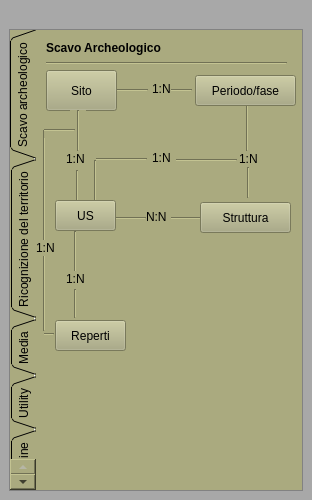
pyarchinit/pyarchinit, file gui/ui/pyarchinit_plugin.ui: the form before one commit.
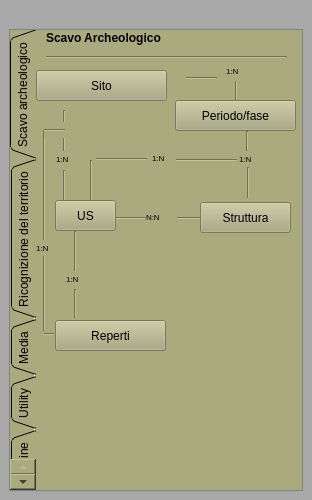
The form after the commit. Icons and pictures are not drawn.

Commit message:
update gui pyarchinit plugin
riorganizzazione della scheda plugin

What changed in the file:
```diff
--- a/gui/ui/pyarchinit_plugin.ui
+++ b/gui/ui/pyarchinit_plugin.ui
@@ -46,8 +46,8 @@
         <rect>
          <x>0</x>
          <y>0</y>
-         <width>286</width>
-         <height>751</height>
+         <width>288</width>
+         <height>408</height>
         </rect>
        </property>
        <layout class="QGridLayout" name="gridLayout_2">
@@ -151,10 +151,15 @@
              <rect>
               <x>110</x>
               <y>179</y>
-              <width>22</width>
+              <width>31</width>
               <height>16</height>
              </rect>
             </property>
+            <property name="font">
+             <font>
+              <pointsize>6</pointsize>
+             </font>
+            </property>
             <property name="text">
              <string>N:N</string>
             </property>
@@ -175,51 +180,36 @@
            <widget class="QLabel" name="label_2">
             <property name="geometry">
              <rect>
-              <x>116</x>
-              <y>51</y>
-              <width>21</width>
-              <height>16</height>
-             </rect>
-            </property>
-            <property name="text">
-             <string>1:N</string>
-            </property>
-           </widget>
-           <widget class="Line" name="line_3">
-            <property name="geometry">
-             <rect>
-              <x>81</x>
-              <y>52</y>
+              <x>190</x>
+              <y>31</y>
               <width>31</width>
-              <height>16</height>
-             </rect>
-            </property>
-            <property name="orientation">
-             <enum>Qt::Horizontal</enum>
-            </property>
-           </widget>
-           <widget class="Line" name="line_4">
-            <property name="geometry">
-             <rect>
-              <x>135</x>
-              <y>50</y>
-              <width>21</width>
               <height>20</height>
              </rect>
             </property>
-            <property name="orientation">
-             <enum>Qt::Horizontal</enum>
+            <property name="font">
+             <font>
+              <pointsize>6</pointsize>
+             </font>
+            </property>
+            <property name="text">
+             <string>1:N</string>
             </property>
            </widget>
            <widget class="QLabel" name="label_3">
             <property name="geometry">
              <rect>
-              <x>30</x>
+              <x>20</x>
               <y>121</y>
-              <width>21</width>
+              <width>31</width>
               <height>16</height>
              </rect>
             </property>
+            <property name="font">
+             <font>
+              <pointsize>6</pointsize>
+              <kerning>false</kerning>
+             </font>
+            </property>
             <property name="text">
              <string>1:N</string>
             </property>
@@ -227,7 +217,7 @@
            <widget class="Line" name="line_5">
             <property name="geometry">
              <rect>
-              <x>34</x>
+              <x>20</x>
               <y>80</y>
               <width>16</width>
               <height>41</height>
@@ -240,7 +230,7 @@
            <widget class="Line" name="line_6">
             <property name="geometry">
              <rect>
-              <x>33</x>
+              <x>20</x>
               <y>140</y>
               <width>16</width>
               <height>31</height>
@@ -255,10 +245,15 @@
              <rect>
               <x>203</x>
               <y>121</y>
-              <width>21</width>
+              <width>31</width>
               <height>16</height>
              </rect>
             </property>
+            <property name="font">
+             <font>
+              <pointsize>6</pointsize>
+             </font>
+            </property>
             <property name="text">
              <string>1:N</string>
             </property>
@@ -267,9 +262,9 @@
             <property name="geometry">
              <rect>
               <x>201</x>
-              <y>70</y>
+              <y>101</y>
               <width>20</width>
-              <height>51</height>
+              <height>20</height>
              </rect>
             </property>
             <property name="orientation">
@@ -281,10 +276,15 @@
              <rect>
               <x>116</x>
               <y>120</y>
-              <width>21</width>
+              <width>31</width>
               <height>16</height>
              </rect>
             </property>
+            <property name="font">
+             <font>
+              <pointsize>6</pointsize>
+             </font>
+            </property>
             <property name="text">
              <string>1:N</string>
             </property>
@@ -294,10 +294,15 @@
              <rect>
               <x>49</x>
               <y>130</y>
-              <width>20</width>
+              <width>13</width>
               <height>41</height>
              </rect>
             </property>
+            <property name="font">
+             <font>
+              <pointsize>6</pointsize>
+             </font>
+            </property>
             <property name="orientation">
              <enum>Qt::Vertical</enum>
             </property>
@@ -369,10 +374,15 @@
              <rect>
               <x>30</x>
               <y>241</y>
-              <width>21</width>
+              <width>31</width>
               <height>16</height>
              </rect>
             </property>
+            <property name="font">
+             <font>
+              <pointsize>6</pointsize>
+             </font>
+            </property>
             <property name="text">
              <string>1:N</string>
             </property>
@@ -382,7 +392,7 @@
              <rect>
               <x>19</x>
               <y>290</y>
-              <width>71</width>
+              <width>111</width>
               <height>31</height>
              </rect>
             </property>
@@ -434,7 +444,7 @@
              <rect>
               <x>8</x>
               <y>92</y>
-              <width>31</width>
+              <width>21</width>
               <height>16</height>
              </rect>
             </property>
@@ -446,7 +456,7 @@
             <property name="geometry">
              <rect>
               <x>10</x>
-              <y>10</y>
+              <y>0</y>
               <width>241</width>
               <height>16</height>
              </rect>
@@ -465,7 +475,7 @@
             <property name="geometry">
              <rect>
               <x>10</x>
-              <y>26</y>
+              <y>20</y>
               <width>241</width>
               <height>14</height>
              </rect>
@@ -477,10 +487,10 @@
            <widget class="QPushButton" name="btnSitotable">
             <property name="geometry">
              <rect>
-              <x>10</x>
+              <x>0</x>
               <y>40</y>
-              <width>71</width>
-              <height>41</height>
+              <width>131</width>
+              <height>31</height>
              </rect>
             </property>
             <property name="sizePolicy">
@@ -524,9 +534,9 @@
            <widget class="QPushButton" name="btnPeriodotable">
             <property name="geometry">
              <rect>
-              <x>159</x>
-              <y>45</y>
-              <width>101</width>
+              <x>139</x>
+              <y>70</y>
+              <width>121</width>
               <height>31</height>
              </rect>
             </property>
@@ -578,14 +588,45 @@
              <rect>
               <x>0</x>
               <y>210</y>
-              <width>21</width>
+              <width>31</width>
               <height>16</height>
              </rect>
             </property>
+            <property name="font">
+             <font>
+              <pointsize>6</pointsize>
+             </font>
+            </property>
             <property name="text">
              <string>1:N</string>
             </property>
            </widget>
+           <widget class="Line" name="line_17">
+            <property name="geometry">
+             <rect>
+              <x>190</x>
+              <y>50</y>
+              <width>20</width>
+              <height>20</height>
+             </rect>
+            </property>
+            <property name="orientation">
+             <enum>Qt::Vertical</enum>
+            </property>
+           </widget>
+           <widget class="Line" name="line_29">
+            <property name="geometry">
+             <rect>
+              <x>150</x>
+              <y>40</y>
+              <width>31</width>
+              <height>16</height>
+             </rect>
+            </property>
+            <property name="orientation">
+             <enum>Qt::Horizontal</enum>
+            </property>
+           </widget>
            <zorder>line_8</zorder>
            <zorder>line_2</zorder>
            <zorder>btnSitotable</zorder>
```
Left out of the diff: 18 changed lines with no effect on the pictures.
